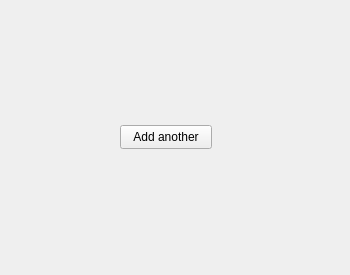
o3de/o3de, file Code/Tools/SceneAPI/SceneUI/SceneWidgets/ManifestWidgetPage.ui: the form before one commit.
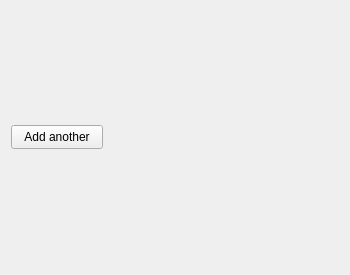
The form after the commit. Icons and pictures are not drawn.

```diff
--- a/Code/Tools/SceneAPI/SceneUI/SceneWidgets/ManifestWidgetPage.ui
+++ b/Code/Tools/SceneAPI/SceneUI/SceneWidgets/ManifestWidgetPage.ui
@@ -44,19 +44,6 @@
       <property name="bottomMargin">
        <number>0</number>
       </property>
-      <item>
-       <spacer name="horizontalSpacer">
-        <property name="orientation">
-         <enum>Qt::Horizontal</enum>
-        </property>
-        <property name="sizeHint" stdset="0">
-         <size>
-          <width>40</width>
-          <height>20</height>
-         </size>
-        </property>
-       </spacer>
-      </item>
       <item>
        <widget class="QPushButton" name="m_addButton">
         <property name="maximumSize">
@@ -85,7 +72,7 @@
          <enum>Qt::Horizontal</enum>
         </property>
         <property name="sizeType">
-         <enum>QSizePolicy::Fixed</enum>
+         <enum>QSizePolicy::Expanding</enum>
         </property>
         <property name="sizeHint" stdset="0">
          <size>
@@ -129,19 +116,6 @@
         </property>
        </widget>
       </item>
-      <item>
-       <spacer name="horizontalSpacer_2">
-        <property name="orientation">
-         <enum>Qt::Horizontal</enum>
-        </property>
-        <property name="sizeHint" stdset="0">
-         <size>
-          <width>40</width>
-          <height>20</height>
-         </size>
-        </property>
-       </spacer>
-      </item>
      </layout>
     </widget>
    </item>
```
Left out of the diff: 12 changed lines with no effect on the pictures.
